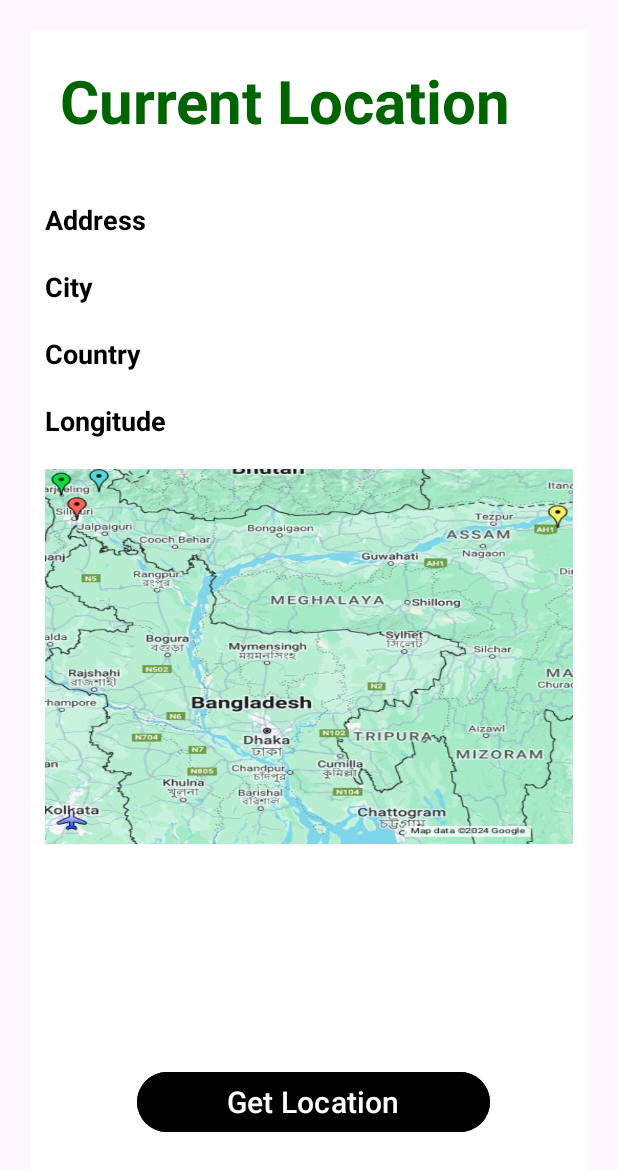
After one commit to eshikaalam/QuizzApp, an Android app: the GoogleMap screen opened directly, with no data from a screen before it, on a phone screen of 412 x 824 dp. The commit adds this screen. Shown: the top 1171 px of the screen. Run offline under Robolectric (Android 15) with nearby library versions, the light colour scheme and no system bars.

Commit message:
added location and videos

```diff
--- a/app/build.gradle.kts
+++ b/app/build.gradle.kts
@@ -46,4 +46,7 @@ dependencies {
     androidTestImplementation("androidx.test.espresso:espresso-core:3.5.1")
     implementation("com.squareup.picasso:picasso:2.8")
     implementation ("de.hdodenhof:circleimageview:3.1.0")
+    implementation("com.google.android.gms:play-services-location:19.0.1")
+    implementation("com.pierfrancescosoffritti.androidyoutubeplayer:core:12.1.0")
+
 }
--- /dev/null
+++ b/app/src/main/java/com/example/quizzapp/GoogleMap.java
@@ -0,0 +1,119 @@
+package com.example.quizzapp;
+import android.Manifest;
+
+
+import androidx.annotation.NonNull;
+import androidx.appcompat.app.AppCompatActivity;
+import androidx.core.app.ActivityCompat;
+import androidx.core.content.ContextCompat;
+
+import android.content.pm.PackageManager;
+import android.location.Address;
+import android.location.Geocoder;
+import android.location.Location;
+import android.os.Bundle;
+import android.view.View;
+import android.widget.Button;
+import android.widget.TextView;
+import android.widget.Toast;
+
+import com.google.android.gms.location.FusedLocationProviderClient;
+import com.google.android.gms.location.LocationServices;
+import com.google.android.gms.tasks.OnSuccessListener;
+
+import java.io.IOException;
+import java.util.List;
+import java.util.Locale;
+
+public class GoogleMap extends AppCompatActivity {
+   FusedLocationProviderClient fusedLocationProviderClient;
+   TextView country, city, address, longitude;
+   Button getLocation;
+
+   private final static int REQUEST_CODE = 100;
+    @Override
+    protected void onCreate(Bundle savedInstanceState) {
+        super.onCreate(savedInstanceState);
+        setContentView(R.layout.activity_google_map);
+
+        country = findViewById(R.id.country);
+        city = findViewById(R.id.city);
+        address = findViewById(R.id.address);
+        longitude = findViewById(R.id.longitude);
+        getLocation = findViewById(R.id.get_location_button);
+
+
+        fusedLocationProviderClient = LocationServices.getFusedLocationProviderClient(this);
+
+        getLocation.setOnClickListener(new View.OnClickListener() {
+            @Override
+            public void onClick(View v) {
+
+                getLastLocation();
+            }
+        });
+
+    }
+
+    private void getLastLocation() {
+
+        if(ContextCompat.checkSelfPermission(this, Manifest.permission.ACCESS_FINE_LOCATION) == PackageManager.PERMISSION_GRANTED){
+
+            fusedLocationProviderClient.getLastLocation()
+                    .addOnSuccessListener(new OnSuccessListener<Location>() {
+                        @Override
+                        public void onSuccess(Location location) {
+                            if (location != null) {
+                                // Your existing code to get location details
+                                Geocoder geocoder = new Geocoder(GoogleMap.this, Locale.getDefault());
+                                List<Address> addresses = null;
+                                try {
+                                    addresses = geocoder.getFromLocation(location.getLatitude(), location.getLongitude(), 10);
+                                    if (addresses != null && addresses.size() > 0) {
+                                        // Check if addresses is not null and contains at least one address
+                                        longitude.setText("Longitude: " + addresses.get(0).getLongitude());
+                                        address.setText("Address: " + addresses.get(0).getAddressLine(0));
+                                        city.setText("City: " + addresses.get(0).getLocality());
+                                        country.setText("Country: " + addresses.get(0).getCountryName());
+                                    } else {
+                                        // Handle the case where addresses is null or empty
+                                        Toast.makeText(GoogleMap.this, "No address found", Toast.LENGTH_SHORT).show();
+                                    }
+                                } catch (IOException e) {
+                                    // Handle the exception appropriately
+                                    e.printStackTrace();
+                                    Toast.makeText(GoogleMap.this, "Error getting location details", Toast.LENGTH_SHORT).show();
+                                }
+                            } else {
+                                Toast.makeText(GoogleMap.this, "Location is null", Toast.LENGTH_SHORT).show();
+                            }
+                        }
+                    });
+
+
+        } else {
+
+            askPermission();
+        }
+    }
+
+    private void askPermission() {
+        ActivityCompat.requestPermissions(GoogleMap.this, new String[]
+                {Manifest.permission.ACCESS_FINE_LOCATION},REQUEST_CODE);
+    }
+
+    @Override
+    public void onRequestPermissionsResult(int requestCode, @NonNull String[] permissions, @NonNull int[] grantResults) {
+
+        if(requestCode == REQUEST_CODE){
+            if(grantResults.length > 0 && grantResults[0] == PackageManager.PERMISSION_GRANTED){
+                getLastLocation();
+            }
+            else {
+                Toast.makeText(this, "Required Permission", Toast.LENGTH_SHORT).show();
+            }
+        }
+
+        super.onRequestPermissionsResult(requestCode, permissions, grantResults);
+    }
+}
--- a/app/src/main/java/com/example/quizzapp/ReadWriteUserDetails.java
+++ b/app/src/main/java/com/example/quizzapp/ReadWriteUserDetails.java
@@ -1,7 +1,7 @@
 package com.example.quizzapp;
 
 public class ReadWriteUserDetails {
-    public String doB, gender, mobile;
+    public String doB, gender, mobile, map;
 
     //constructor
 
--- /dev/null
+++ b/app/src/main/res/drawable/baseline_location_on_24.xml
@@ -0,0 +1,5 @@
+<vector android:height="24dp" android:tint="#000000"
+    android:viewportHeight="24" android:viewportWidth="24"
+    android:width="24dp" xmlns:android="http://schemas.android.com/apk/res/android">
+    <path android:fillColor="@android:color/white" android:pathData="M12,2C8.13,2 5,5.13 5,9c0,5.25 7,13 7,13s7,-7.75 7,-13c0,-3.87 -3.13,-7 -7,-7zM12,11.5c-1.38,0 -2.5,-1.12 -2.5,-2.5s1.12,-2.5 2.5,-2.5 2.5,1.12 2.5,2.5 -1.12,2.5 -2.5,2.5z"/>
+</vector>
--- /dev/null
+++ b/app/src/main/res/layout/activity_google_map.xml
@@ -0,0 +1,96 @@
+<?xml version="1.0" encoding="utf-8"?>
+<RelativeLayout xmlns:android="http://schemas.android.com/apk/res/android"
+    xmlns:app="http://schemas.android.com/apk/res-auto"
+    xmlns:tools="http://schemas.android.com/tools"
+    android:layout_width="match_parent"
+    android:layout_height="match_parent"
+    tools:context=".GoogleMap"
+    android:orientation="vertical"
+    android:layout_margin="20dp"
+    android:background="@color/white">
+
+    <TextView
+        android:layout_width="wrap_content"
+        android:layout_height="wrap_content"
+        android:text="Current Location"
+        android:id="@+id/location"
+        android:textSize="40dp"
+        android:textColor="@color/dark_green"
+        android:textStyle="bold"
+        android:padding="20dp"/>
+    <TextView
+        android:layout_width="match_parent"
+        android:layout_height="wrap_content"
+        android:text="Address"
+        android:textStyle="bold"
+        android:id="@+id/address"
+        android:layout_below="@id/location"
+        android:layout_marginLeft="10dp"
+        android:layout_marginTop="20dp"
+        android:textColor="@color/black"
+        android:textSize="18dp"/>
+
+    <TextView
+        android:layout_width="match_parent"
+        android:layout_height="wrap_content"
+        android:text="City"
+        android:textStyle="bold"
+        android:id="@+id/city"
+        android:layout_below="@id/address"
+        android:layout_marginLeft="10dp"
+        android:layout_marginTop="20dp"
+        android:textColor="@color/black"
+        android:textSize="18dp"/>
+
+    <TextView
+        android:layout_width="match_parent"
+        android:layout_height="wrap_content"
+        android:text="Country"
+        android:textStyle="bold"
+        android:id="@+id/country"
+        android:layout_below="@id/city"
+        android:layout_marginLeft="10dp"
+        android:layout_marginTop="20dp"
+        android:textColor="@color/black"
+        android:textSize="18dp"/>
+
+    <TextView
+        android:layout_width="match_parent"
+        android:layout_height="wrap_content"
+        android:text="Longitude"
+        android:textStyle="bold"
+        android:id="@+id/longitude"
+        android:layout_below="@id/country"
+        android:layout_marginLeft="10dp"
+        android:layout_marginTop="20dp"
+        android:textColor="@color/black"
+        android:textSize="18dp"/>
+    <ImageView
+        android:layout_width="wrap_content"
+        android:layout_height="250dp"
+        android:layout_below="@id/longitude"
+        android:layout_marginStart="10dp"
+        android:layout_marginTop="20dp"
+        android:layout_marginEnd="10dp"
+        android:layout_marginBottom="10dp"
+        android:background="@drawable/location"
+        android:padding="5dp" />
+
+    <Button
+        android:id="@+id/get_location_button"
+        android:layout_width="wrap_content"
+        android:layout_height="wrap_content"
+        android:layout_alignParentStart="true"
+        android:layout_alignParentEnd="true"
+        android:layout_alignParentBottom="true"
+        android:layout_marginStart="71dp"
+        android:layout_marginLeft="70dp"
+        android:layout_marginEnd="65dp"
+        android:layout_marginRight="70dp"
+        android:layout_marginBottom="45dp"
+        android:backgroundTint="@color/black"
+        android:textColor="@color/white"
+        android:text="Get Location"
+        android:textSize="20dp" />
+
+</RelativeLayout>
--- a/app/src/main/res/layout/activity_main.xml
+++ b/app/src/main/res/layout/activity_main.xml
@@ -29,6 +29,7 @@
             android:id="@+id/textView_main_head"
             android:layout_marginTop="20dp"
             android:text="Welcome to Quiz App"
+            android:textStyle="bold"
             android:textAlignment="center"
             android:layout_below="@+id/imageView_logo"
             android:textColor="@color/blue"
--- a/app/src/main/res/layout/item_add_category_dialog.xml
+++ b/app/src/main/res/layout/item_add_category_dialog.xml
@@ -10,7 +10,7 @@
         android:layout_width="300dp"
         android:layout_height="wrap_content"
         android:background="#FCFDFF"
-        android:backgroundTint="#324ACF"
+        android:backgroundTint="#DA697DEA"
         app:cardCornerRadius="10dp"
         app:layout_constraintEnd_toEndOf="parent"
         app:layout_constraintStart_toStartOf="parent"
--- a/app/src/main/res/menu/common_menu.xml
+++ b/app/src/main/res/menu/common_menu.xml
@@ -14,10 +14,11 @@
         />
     <item android:title="Quiz"
         android:id="@+id/menu_quiz"/>
-    <item android:title="Settings"
-        android:id="@+id/menu_settings"/>
     <item android:title="Review"
         android:id="@+id/menu_review"/>
+    <item android:title="Learn more"
+        android:id="@+id/menu_learn_more"
+        />
     <item android:title="Logout"
         android:id="@+id/menu_logout"/>
 </menu>
--- a/app/src/main/res/values/styles.xml
+++ b/app/src/main/res/values/styles.xml
@@ -2,7 +2,7 @@
 <resources>
     <style name="AppTheme" parent="Theme.AppCompat.Light.DarkActionBar">
         <!-- Customize your theme here. -->
-        <item name="colorPrimary">#F33741FB</item>
+        <item name="colorPrimary">#3C69F1</item>
         <item name="colorPrimaryDark">@color/blue</item>
         <item name="colorAccent">@color/black</item>
     </style>
```
Also changed, not shown: app/src/main/AndroidManifest.xml (+11 -1 lines), app/src/main/java/com/example/quizzapp/TestActivity.java (+20 -11 lines), app/src/main/java/com/example/quizzapp/UserProfileActivity.java (+15 -6 lines), app/src/main/java/com/example/quizzapp/YouTubeVideo.java (added, +30 -0 lines), app/src/main/res/layout/activity_user_profile.xml (+48 -10 lines), app/src/main/res/layout/activity_you_tube_video.xml (added, +50 -0 lines), app/src/main/res/layout/item_category.xml (+6 -3 lines), app/src/main/res/drawable/location.jpg (added), app/src/main/res/drawable/map.png (added).
